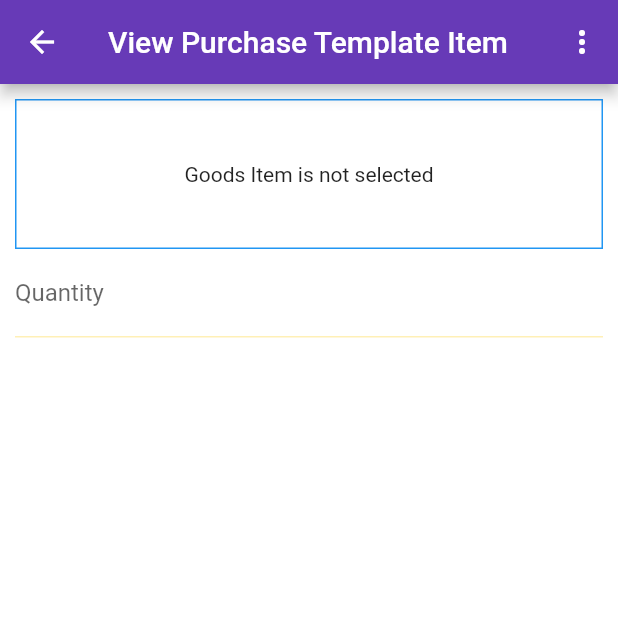
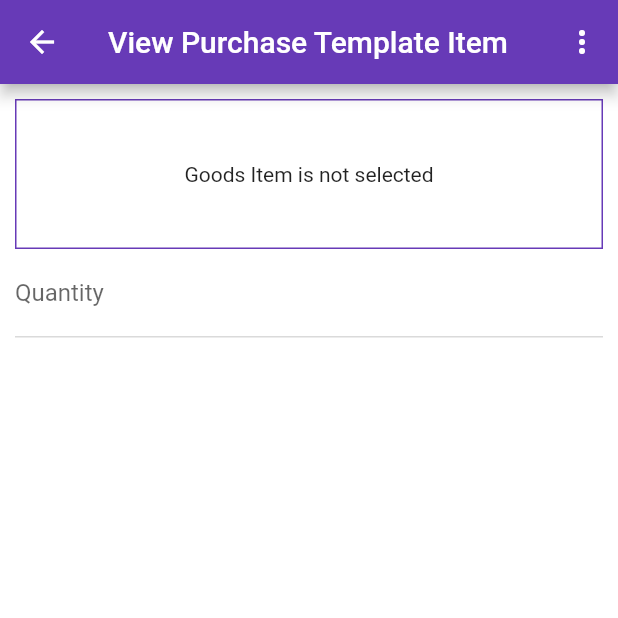
Before and after one commit to buzuchka/ConsumerBasket, a Flutter app: the PurchaseTemplateItemEditScreen screen opened directly with empty values, on a phone screen of 412 x 824 dp, the top half of it. Run offline on Flutter 3.47's test engine with Material 2 defaults, Android fonts, the phone set to English and light mode, and no system bars; our stand-ins replace decimal, image_picker, sqflite; accounts and stored records are empty.

Commit message:
[up] Styling purchase template screens (part 2).

```diff
--- a/lib/screens/purchase_template_item_edit.dart
+++ b/lib/screens/purchase_template_item_edit.dart
@@ -2,6 +2,7 @@ import 'package:decimal/decimal.dart';
 
 import 'package:flutter/material.dart';
 
+import 'package:consumer_basket/helpers/constants.dart';
 import 'package:consumer_basket/helpers/repositories_helper.dart';
 import 'package:consumer_basket/lists/goods_list_item.dart';
 import 'package:consumer_basket/models/purchase_template_item.dart';
@@ -22,8 +23,6 @@ class _PurchaseTemplateItemEditScreenState extends State<PurchaseTemplateItemEdi
   final TextEditingController _quantityTextController = TextEditingController();
 
   bool _isItemDataChanged = false;
-
-  static const double _spacing = 10.0;
 
   @override
   void initState() {
@@ -62,7 +61,7 @@ class _PurchaseTemplateItemEditScreenState extends State<PurchaseTemplateItemEdi
           ],
         ),
         body: Container(
-          padding: const EdgeInsets.all(10.0),
+          padding: const EdgeInsets.all(Constants.spacing),
           child: Column(
             mainAxisAlignment: MainAxisAlignment.start,
             children: [
@@ -72,7 +71,7 @@ class _PurchaseTemplateItemEditScreenState extends State<PurchaseTemplateItemEdi
                     ? GoodsListItem(goodsItem: widget.item.goodsItem!)
                     : Container(
                         decoration: BoxDecoration(
-                            border: Border.all(color: Theme.of(context).primaryColor)
+                            border: Border.all(color: Theme.of(context).colorScheme.primary)
                         ),
                         height: 100,
                         child: Row(
--- a/lib/widgets/app.dart
+++ b/lib/widgets/app.dart
@@ -10,7 +10,7 @@ class MyApp extends StatelessWidget {
     return MaterialApp(
         theme: ThemeData(
           colorScheme: ColorScheme(
-            primary: Colors.deepPurple,
+            primary: Colors.deepPurple, //!
             primaryVariant: Colors.purple,
             secondary: Colors.pink.shade400,
             secondaryVariant: Colors.pink.shade800,
@@ -19,7 +19,7 @@ class MyApp extends StatelessWidget {
             error: Colors.red,
             onPrimary: Colors.white,    //!
             onSecondary: Colors.white,  //!
-            onSurface: Colors.amberAccent,
+            onSurface: Colors.grey,     //!
             onBackground: Colors.indigo,
             onError: Colors.indigoAccent,
             brightness: Brightness.light
```
Also changed, not shown: lib/lists/goods_list_item.dart (+9 -11 lines).
